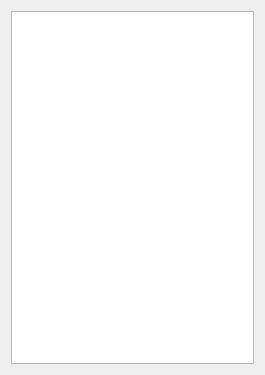
The window that Dialoge/dialog_programm.ui (mikejg/CamHelper) describes before a commit, drawn with Qt 5.
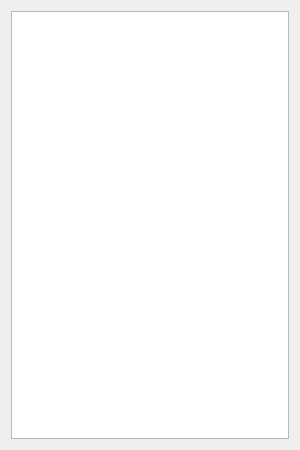
The same window after the commit. Icons and pictures are not drawn.

Diff of the .ui file:
```diff
--- a/Dialoge/dialog_programm.ui
+++ b/Dialoge/dialog_programm.ui
@@ -6,10 +6,16 @@
    <rect>
     <x>0</x>
     <y>0</y>
-    <width>265</width>
-    <height>375</height>
+    <width>300</width>
+    <height>450</height>
    </rect>
   </property>
+  <property name="minimumSize">
+   <size>
+    <width>300</width>
+    <height>450</height>
+   </size>
+  </property>
   <property name="windowTitle">
    <string>Dialog</string>
   </property>
```
Left out of the diff: 10 changed lines with no effect on the pictures.
